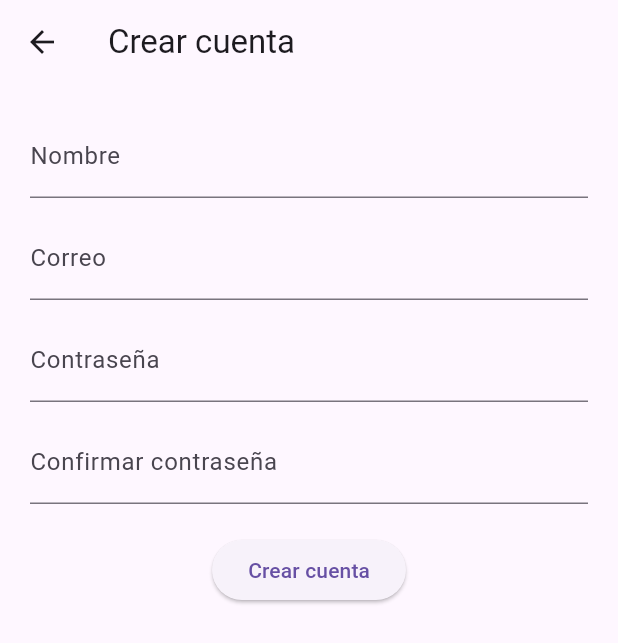
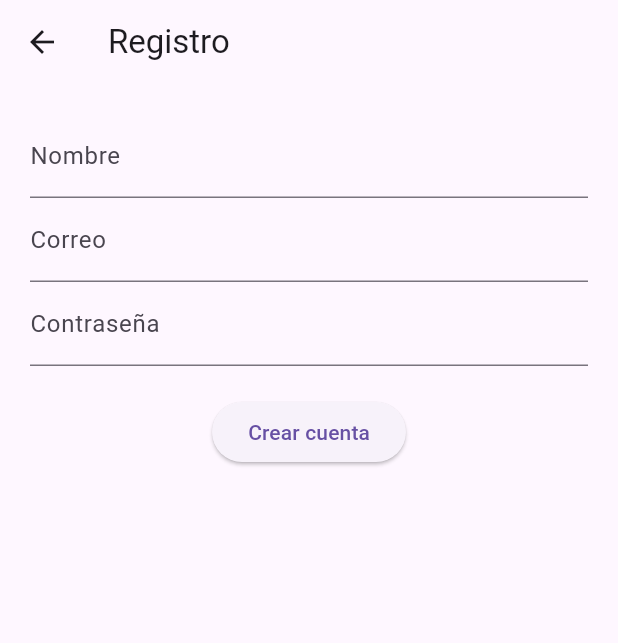
Before and after one commit to yahirmnk/menu_app, a Flutter app: the screen it shows after launch, after a tap on "Ingresar", after a tap on "Crear cuenta", on a phone screen of 412 x 824 dp. Shown: the top 643 px of the screen. Run offline on Flutter 3.47's test engine with Material 3 defaults, Android fonts, the light colour scheme and no system bars; network calls fail.

Commit message:
New files of register

```diff
--- a/lib/screens/login_screen.dart
+++ b/lib/screens/login_screen.dart
@@ -1,9 +1,7 @@
 import 'package:flutter/material.dart';
-import 'package:menu_fit/screens/register_screnn.dart';
+import 'package:menu_fit/screens/register_screen.dart'; // <- corregido
 import '../services/mongo_service.dart';
 import 'home_screen.dart';
-
-
 
 class LoginScreen extends StatefulWidget {
   const LoginScreen({super.key});
@@ -26,22 +24,29 @@ class _LoginScreenState extends State<LoginScreen> {
     });
 
     final user = await _mongoService.login(
-    _correoController.text.trim(),
+      _correoController.text.trim().toLowerCase(), // ⭐ normaliza
       _passwordController.text.trim(),
     );
 
     setState(() => _loading = false);
 
     if (user != null) {
+      if (!mounted) return;
       Navigator.pushReplacement(
         context,
         MaterialPageRoute(builder: (_) => HomeScreen(user: user)),
       );
     } else {
-    setState(() => _error = "Correo o contraseña inválidos"); // o usa un SnackBar
+      setState(() => _error = "Correo o contraseña inválidos");
     }
   }
 
+  @override
+  void dispose() {
+    _correoController.dispose(); // ⭐
+    _passwordController.dispose(); // ⭐
+    super.dispose();
+  }
 
   @override
   Widget build(BuildContext context) {
@@ -53,15 +58,19 @@ class _LoginScreenState extends State<LoginScreen> {
           children: [
             TextField(
               controller: _correoController,
+              keyboardType: TextInputType.emailAddress,
               decoration: const InputDecoration(labelText: "Correo"),
+              onSubmitted: (_) => _loading ? null : _login(), // opcional
             ),
             TextField(
               controller: _passwordController,
               decoration: const InputDecoration(labelText: "Contraseña"),
               obscureText: true,
+              onSubmitted: (_) => _loading ? null : _login(), // opcional
             ),
             const SizedBox(height: 20),
-            if (_error != null) Text(_error!, style: const TextStyle(color: Colors.red)),
+            if (_error != null)
+              Text(_error!, style: const TextStyle(color: Colors.red)),
             ElevatedButton(
               onPressed: _loading ? null : _login,
               child: _loading
--- /dev/null
+++ b/lib/screens/register_screen.dart
@@ -0,0 +1,79 @@
+import 'package:flutter/material.dart';
+import '../services/mongo_service.dart';
+import '../models/user.dart';
+import 'home_screen.dart';
+
+class RegisterScreen extends StatefulWidget {
+  const RegisterScreen({super.key});
+
+  @override
+  State<RegisterScreen> createState() => _RegisterScreenState();
+}
+
+class _RegisterScreenState extends State<RegisterScreen> {
+  final _nombreController = TextEditingController();
+  final _correoController = TextEditingController();
+  final _passwordController = TextEditingController();
+  final MongoService _mongoService = MongoService();
+  bool _loading = false;
+  String? _error;
+
+  void _register() async {
+    setState(() {
+      _loading = true;
+      _error = null;
+    });
+
+    User? user = await _mongoService.register(
+      _nombreController.text.trim(),
+      _correoController.text.trim(),
+      _passwordController.text.trim(),
+    );
+
+    setState(() => _loading = false);
+
+    if (user != null) {
+      Navigator.pushReplacement(
+        context,
+        MaterialPageRoute(builder: (_) => HomeScreen(user: user)),
+      );
+    } else {
+      setState(() => _error = "Error en el registro");
+    }
+  }
+
+  @override
+  Widget build(BuildContext context) {
+    return Scaffold(
+      appBar: AppBar(title: const Text("Registro")),
+      body: Padding(
+        padding: const EdgeInsets.all(20),
+        child: Column(
+          children: [
+            TextField(
+              controller: _nombreController,
+              decoration: const InputDecoration(labelText: "Nombre"),
+            ),
+            TextField(
+              controller: _correoController,
+              decoration: const InputDecoration(labelText: "Correo"),
+            ),
+            TextField(
+              controller: _passwordController,
+              decoration: const InputDecoration(labelText: "Contraseña"),
+              obscureText: true,
+            ),
+            const SizedBox(height: 20),
+            if (_error != null) Text(_error!, style: const TextStyle(color: Colors.red)),
+            ElevatedButton(
+              onPressed: _loading ? null : _register,
+              child: _loading
+                  ? const CircularProgressIndicator(color: Colors.white)
+                  : const Text("Crear cuenta"),
+            ),
+          ],
+        ),
+      ),
+    );
+  }
+}
--- a/lib/screens/register_screnn.dart
+++ /dev/null
@@ -1,146 +0,0 @@
-import 'package:flutter/material.dart';
-import '../services/mongo_service.dart';
-import '../models/user.dart';
-import 'home_screen.dart';
-
-class RegisterScreen extends StatefulWidget {
-  const RegisterScreen({super.key});
-
-  @override
-  State<RegisterScreen> createState() => _RegisterScreenState();
-}
-
-class _RegisterScreenState extends State<RegisterScreen> {
-  final _nombreCtrl = TextEditingController();
-  final _correoCtrl = TextEditingController();
-  final _passCtrl = TextEditingController();
-  final _pass2Ctrl = TextEditingController();
-
-  final _formKey = GlobalKey<FormState>();
-  final _api = MongoService();
-
-  bool _loading = false;
-  String? _error;
-
-  Future<void> _registrar() async {
-    setState(() {
-      _error = null;
-    });
-
-    final valid = _formKey.currentState?.validate() ?? false;
-    if (!valid) return;
-
-    final nombre = _nombreCtrl.text.trim();
-    final correo = _correoCtrl.text.trim().toLowerCase(); // normalizamos
-    final pass = _passCtrl.text;
-
-    setState(() => _loading = true);
-    final user = await _api.register(nombre, correo, pass);
-    setState(() => _loading = false);
-
-    if (user != null) {
-      // Registro OK → navegar directo al Home con el usuario creado
-      if (!mounted) return;
-      ScaffoldMessenger.of(context).showSnackBar(
-        const SnackBar(content: Text('Registro exitoso')),
-      );
-      Navigator.pushAndRemoveUntil(
-        context,
-        MaterialPageRoute(builder: (_) => HomeScreen(user: user)),
-        (_) => false,
-      );
-    } else {
-      setState(() => _error = "No se pudo registrar. Intenta con otro correo.");
-    }
-  }
-
-  @override
-  void dispose() {
-    _nombreCtrl.dispose();
-    _correoCtrl.dispose();
-    _passCtrl.dispose();
-    _pass2Ctrl.dispose();
-    super.dispose();
-  }
-
-  @override
-  Widget build(BuildContext context) {
-    return Scaffold(
-      appBar: AppBar(title: const Text("Crear cuenta")),
-      body: SingleChildScrollView(
-        padding: const EdgeInsets.all(20),
-        child: Form(
-          key: _formKey,
-          child: Column(
-            children: [
-              // Nombre
-              TextFormField(
-                controller: _nombreCtrl,
-                decoration: const InputDecoration(labelText: "Nombre"),
-                validator: (v) {
-                  if (v == null || v.trim().isEmpty) return "Ingresa tu nombre";
-                  if (v.trim().length < 2) return "Nombre muy corto";
-                  return null;
-                },
-              ),
-              const SizedBox(height: 12),
-
-              // Correo
-              TextFormField(
-                controller: _correoCtrl,
-                keyboardType: TextInputType.emailAddress,
-                decoration: const InputDecoration(labelText: "Correo"),
-                validator: (v) {
-                  final value = (v ?? "").trim();
-                  if (value.isEmpty) return "Ingresa tu correo";
-                  final emailOk = RegExp(r"^[\w.+-]+@[\w-]+\.[\w.-]+$").hasMatch(value);
-                  if (!emailOk) return "Correo no válido";
-                  return null;
-                },
-              ),
-              const SizedBox(height: 12),
-
-              // Contraseña
-              TextFormField(
-                controller: _passCtrl,
-                obscureText: true,
-                decoration: const InputDecoration(labelText: "Contraseña"),
-                validator: (v) {
-                  if ((v ?? "").length < 6) return "Mínimo 6 caracteres";
-                  return null;
-                },
-              ),
-              const SizedBox(height: 12),
-
-              // Confirmación
-              TextFormField(
-                controller: _pass2Ctrl,
-                obscureText: true,
-                decoration: const InputDecoration(labelText: "Confirmar contraseña"),
-                validator: (v) {
-                  if (v != _passCtrl.text) return "Las contraseñas no coinciden";
-                  return null;
-                },
-              ),
-              const SizedBox(height: 20),
-
-              if (_error != null)
-                Padding(
-                  padding: const EdgeInsets.only(bottom: 12),
-                  child: Text(_error!, style: const TextStyle(color: Colors.red)),
-                ),
-
-              ElevatedButton(
-                onPressed: _loading ? null : _registrar,
-                child: _loading
-                    ? const SizedBox(
-                        width: 22, height: 22, child: CircularProgressIndicator(strokeWidth: 2, color: Colors.white))
-                    : const Text("Crear cuenta"),
-              ),
-            ],
-          ),
-        ),
-      ),
-    );
-  }
-}
--- a/lib/services/mongo_service.dart
+++ b/lib/services/mongo_service.dart
@@ -14,12 +14,23 @@ class MongoService {
   Future<Map<String, dynamic>?> _post(String endpoint, Map<String, dynamic> body) async {
     try {
       final url = Uri.parse("$baseUrl/$endpoint");
-      final res = await http.post(
+      // ⭐ log útil para depurar rutas
+      // ignore: avoid_print
+      print("➡️ POST $url body=$body");
+
+      final res = await http
+          .post(
             url,
             headers: {"Content-Type": "application/json"},
             body: jsonEncode(body),
-      );
-      // 200/201 -> OK
+          )
+          // ⭐ timeout para evitar cuelgues si Render tarda en “despertar”
+          .timeout(const Duration(seconds: 20));
+
+      // ⭐ log de respuesta
+      // ignore: avoid_print
+      print("⬅️ (${res.statusCode}) ${res.body}");
+
       if (res.statusCode == 200 || res.statusCode == 201) {
         return jsonDecode(res.body) as Map<String, dynamic>;
       }
@@ -34,14 +45,23 @@ class MongoService {
         throw Exception('Error ${res.statusCode}: ${res.body}');
       }
     } catch (e) {
-      rethrow;
+      // ignore: avoid_print
+      print("❌ POST $endpoint error: $e");
+      return null; // ⭐ devolvemos null para que la UI lo maneje
     }
   }
 
   Future<dynamic> _get(String endpoint) async {
     try {
       final url = Uri.parse("$baseUrl/$endpoint");
-      final res = await http.get(url);
+      // ignore: avoid_print
+      print("➡️ GET  $url");
+
+      final res = await http.get(url).timeout(const Duration(seconds: 20));
+
+      // ignore: avoid_print
+      print("⬅️ (${res.statusCode}) ${res.body}");
+
       if (res.statusCode == 200) {
         return jsonDecode(res.body);
       }
@@ -55,42 +75,40 @@ class MongoService {
         throw Exception('Error ${res.statusCode}: ${res.body}');
       }
     } catch (e) {
-      rethrow;
+      // ignore: avoid_print
+      print("❌ GET $endpoint error: $e");
+      return null; // ⭐ devolvemos null para que la UI lo maneje
     }
   }
 
   // -------- auth --------
-  /// Login: espera del backend { message, user: { ... } }
+  /// Login: backend unificado { message, user: { ... } } (pero tolera usuario plano)
   Future<User?> login(String correo, String password) async {
-    try {
+    // ⭐ normalizamos correo para evitar fallos por mayúsculas/espacios
+    final correoLimpio = correo.trim().toLowerCase();
+
     final data = await _post("users/login", {
-        "correo": correo,
+      "correo": correoLimpio,
       "contrasena": password,
     });
 
     if (data == null) return null;
 
-      // preferimos el formato unificado { message, user }
+    // { message, user: {...} }
     if (data.containsKey('user') && data['user'] is Map<String, dynamic>) {
-        return User.fromJson(data); // tu User.fromJson ya soporta "user"
+      return User.fromJson(data);
+    }
+    // fallback (usuario plano)
+    return User.fromJson(data);
   }
 
-      // fallback por si el backend alguna vez devuelve el usuario plano
-      return User.fromJson(data);
-    } catch (e) {
-      // Log opcional
-      // ignore: avoid_print
-      print("❌ Error en login: $e");
-      return null;
-    }
-  }
+  /// Registro: backend unificado { message, user: { ... } } (pero tolera usuario plano)
+  Future<User?> register(String nombre, String correo, String password) async {
+    final correoLimpio = correo.trim().toLowerCase(); // ⭐ normalizamos
 
-  /// Registro: espera del backend { message, user: { ... } }
-  Future<User?> register(String nombre, String correo, String password) async {
-    try {
     final data = await _post("users/register", {
-        "nombre": nombre,
-        "correo": correo,
+      "nombre": nombre.trim(),
+      "correo": correoLimpio,
       "contrasena": password,
     });
 
@@ -100,39 +118,22 @@ class MongoService {
       return User.fromJson(data);
     }
     return User.fromJson(data);
-    } catch (e) {
-      // ignore: avoid_print
-      print("❌ Error en registro: $e");
-      return null;
-    }
   }
 
-  // -------- dietas y recetas (si ya las usas) --------
+  // -------- dietas y recetas --------
   Future<List<Diet>> getDiets() async {
-    try {
     final data = await _get("diets");
     if (data is List) {
       return data.map((e) => Diet.fromJson(e as Map<String, dynamic>)).toList();
     }
     return [];
-    } catch (e) {
-      // ignore: avoid_print
-      print("❌ Error getDiets: $e");
-      return [];
-    }
   }
 
   Future<List<Recipe>> getRecipesByDiet(String dietTag) async {
-    try {
     final data = await _get("recipes?dietTag=$dietTag");
     if (data is List) {
       return data.map((e) => Recipe.fromJson(e as Map<String, dynamic>)).toList();
     }
     return [];
-    } catch (e) {
-      // ignore: avoid_print
-      print("❌ Error getRecipesByDiet: $e");
-      return [];
   }
 }
-}
```
Also changed, not shown: lib/models/auth_response.dart (added, +18 -0 lines). Lines whose indentation alone changed are shown as unchanged.
